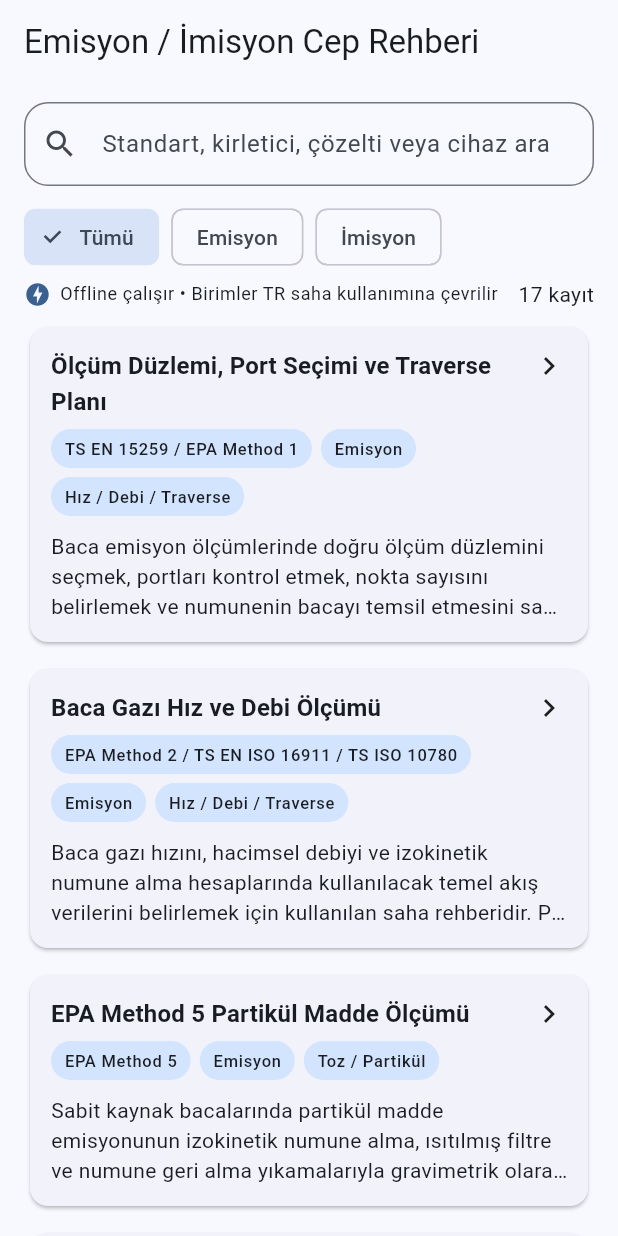
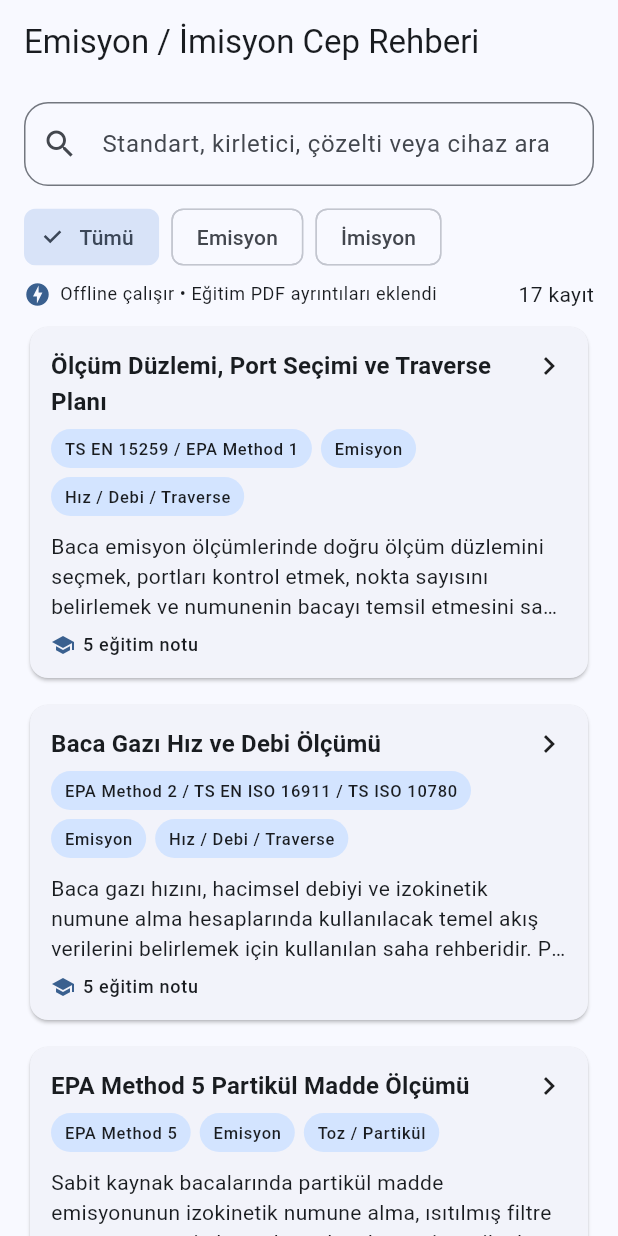
Before and after one commit to onursancak17/Emisyon-Standartlari-Cep-Rehberi, a Flutter app: the screen it shows after launch, on a phone screen of 412 x 824 dp. Run offline on Flutter 3.47's test engine with Material 3 defaults, Android fonts, the phone set to English and light mode, and no system bars.

Commit message:
Show detailed education notes in standard pages

```diff
--- a/lib/main.dart
+++ b/lib/main.dart
@@ -142,7 +142,7 @@ class _StandardsHomePageState extends State<StandardsHomePage> {
                       const SizedBox(width: 6),
                       Expanded(
                         child: Text(
-                          'Offline çalışır • Birimler TR saha kullanımına çevrilir',
+                          'Offline çalışır • Eğitim PDF ayrıntıları eklendi',
                           style: Theme.of(context).textTheme.bodySmall,
                         ),
                       ),
@@ -218,6 +218,19 @@ class StandardCard extends StatelessWidget {
               ),
               const SizedBox(height: 10),
               Text(TurkishUnitText.normalize(item.purpose), maxLines: 3, overflow: TextOverflow.ellipsis),
+              if (item.educationNotes.isNotEmpty) ...[
+                const SizedBox(height: 8),
+                Row(
+                  children: [
+                    Icon(Icons.school, size: 16, color: Theme.of(context).colorScheme.primary),
+                    const SizedBox(width: 5),
+                    Text(
+                      '${item.educationNotes.length} eğitim notu',
+                      style: Theme.of(context).textTheme.labelMedium,
+                    ),
+                  ],
+                ),
+              ],
             ],
           ),
         ),
@@ -254,6 +267,7 @@ class StandardDetailPage extends StatelessWidget {
           ),
           const SizedBox(height: 16),
           const _UnitInfoBlock(),
+          _InfoBlock(title: 'Eğitim dokümanı ayrıntıları', body: _numbered(item.educationNotes)),
           _InfoBlock(title: 'Amaç', body: item.purpose),
           _InfoBlock(title: 'Ölçüm süresi', body: item.duration),
           _InfoBlock(title: 'Debi / hacim notu', body: item.flowRate),
@@ -359,7 +373,25 @@ class StandardsRepository {
   static Future<List<StandardItem>> loadItems() async {
     final raw = await rootBundle.loadString('assets/standards.json');
     final decoded = jsonDecode(raw) as List<dynamic>;
-    return decoded.map((item) => StandardItem.fromJson(item as Map<String, dynamic>)).toList();
+    final notesByCode = await _loadEducationNotes();
+
+    return decoded.map((item) {
+      final json = item as Map<String, dynamic>;
+      final code = json['code'] as String? ?? '';
+      final title = json['title'] as String? ?? '';
+      final notes = notesByCode[code] ?? notesByCode[title] ?? const <String>[];
+      return StandardItem.fromJson(json, educationNotes: notes);
+    }).toList();
+  }
+
+  static Future<Map<String, List<String>>> _loadEducationNotes() async {
+    try {
+      final raw = await rootBundle.loadString('assets/education_notes.json');
+      final decoded = jsonDecode(raw) as Map<String, dynamic>;
+      return decoded.map((key, value) => MapEntry(key, StandardItem.listFromDynamic(value)));
+    } catch (_) {
+      return const <String, List<String>>{};
+    }
   }
 }
 
@@ -380,6 +412,7 @@ class StandardItem {
     required this.acceptance,
     required this.reporting,
     required this.mistakes,
+    required this.educationNotes,
   });
 
   final String title;
@@ -397,6 +430,7 @@ class StandardItem {
   final List<String> acceptance;
   final List<String> reporting;
   final List<String> mistakes;
+  final List<String> educationNotes;
 
   String get searchText => TurkishUnitText.normalize([
         title,
@@ -414,29 +448,31 @@ class StandardItem {
         ...acceptance,
         ...reporting,
         ...mistakes,
+        ...educationNotes,
       ].join(' ')).toLowerCase();
 
-  factory StandardItem.fromJson(Map<String, dynamic> json) {
+  factory StandardItem.fromJson(Map<String, dynamic> json, {List<String> educationNotes = const <String>[]}) {
     return StandardItem(
       title: json['title'] as String? ?? '',
       code: json['code'] as String? ?? '',
       category: json['category'] as String? ?? '',
       subgroup: json['subgroup'] as String? ?? '',
-      keywords: _list(json['keywords']),
+      keywords: listFromDynamic(json['keywords']),
       purpose: json['purpose'] as String? ?? '',
       duration: json['duration'] as String? ?? '',
       flowRate: json['flowRate'] as String? ?? '',
-      equipment: _list(json['equipment']),
-      reagents: _list(json['reagents']),
-      fieldSteps: _list(json['fieldSteps']),
-      criticalControls: _list(json['criticalControls']),
-      acceptance: _list(json['acceptance']),
-      reporting: _list(json['reporting']),
-      mistakes: _list(json['mistakes']),
+      equipment: listFromDynamic(json['equipment']),
+      reagents: listFromDynamic(json['reagents']),
+      fieldSteps: listFromDynamic(json['fieldSteps']),
+      criticalControls: listFromDynamic(json['criticalControls']),
+      acceptance: listFromDynamic(json['acceptance']),
+      reporting: listFromDynamic(json['reporting']),
+      mistakes: listFromDynamic(json['mistakes']),
+      educationNotes: educationNotes,
     );
   }
 
-  static List<String> _list(dynamic value) {
+  static List<String> listFromDynamic(dynamic value) {
     if (value is! List) return const <String>[];
     return value.map((item) => item.toString()).toList();
   }
@@ -450,7 +486,6 @@ class TurkishUnitText {
 
     var value = input;
 
-    // EPA dokümanlarından gelen yaygın Amerikan hacim/debi ifadeleri.
     value = value.replaceAll(
       RegExp(r'0[,.]60\s*scm\s*/\s*21\s*scf', caseSensitive: false),
       '0,60 Nm³',
@@ -480,7 +515,6 @@ class TurkishUnitText {
       '0,00057 m³/dk',
     );
 
-    // Genel birim Türkçeleştirme ve üst indis düzeltmeleri.
     value = value.replaceAll(RegExp(r'\bscm\b', caseSensitive: false), 'Nm³');
     value = value.replaceAll(RegExp(r'\bscf\b', caseSensitive: false), 'standart ft³ (Türkiye karşılığı: Nm³)');
     value = value.replaceAll(RegExp(r'\bcfm\b', caseSensitive: false), 'ft³/dk (Türkiye karşılığı: m³/dk veya L/dk)');
```
